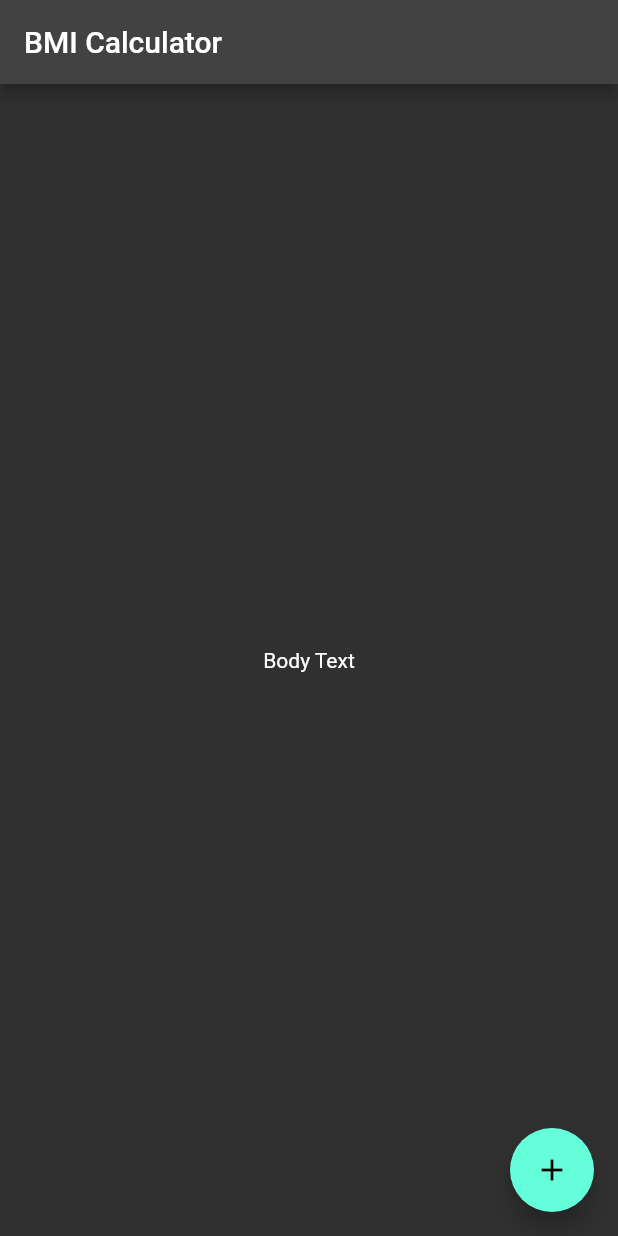
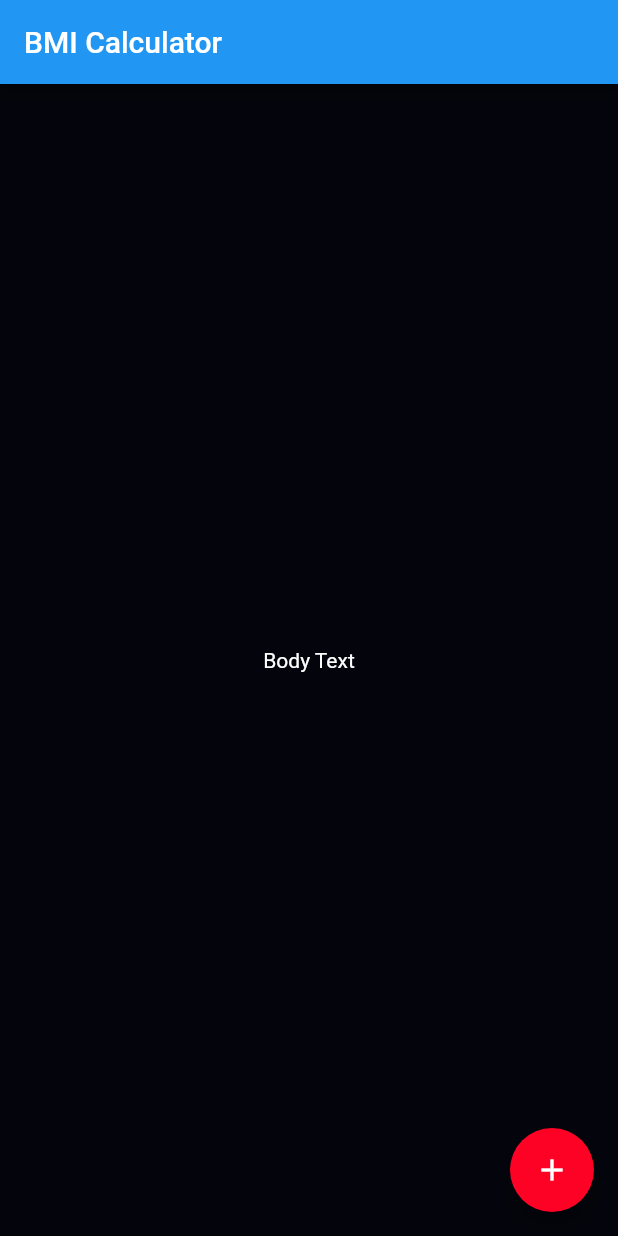
Before and after one commit to pravinkori/BMI-Calculator, a Flutter app: the screen it shows after launch, on a phone screen of 412 x 824 dp. Run offline on Flutter 3.47's test engine with Material 2 defaults, Android fonts, the phone set to English and light mode, and no system bars.

Commit message:
Setting up theme of the app.

```diff
--- /dev/null
+++ b/lib/input_page.dart
@@ -0,0 +1,25 @@
+import 'package:flutter/material.dart';
+
+class InputPage extends StatefulWidget {
+  @override
+  _InputPageState createState() => _InputPageState();
+}
+
+class _InputPageState extends State<InputPage> {
+  @override
+  Widget build(BuildContext context) {
+    return Scaffold(
+      appBar: AppBar(
+        title: const Text('BMI Calculator'),
+      ),
+      body: const Center(
+        child: Text('Body Text'),
+      ),
+      floatingActionButton: FloatingActionButton(
+        onPressed: () {},
+        tooltip: 'Increment',
+        child: const Icon(Icons.add),
+      ),
+    );
+  }
+}
--- a/lib/main.dart
+++ b/lib/main.dart
@@ -1,4 +1,5 @@
 import 'package:flutter/material.dart';
+import 'input_page.dart';
 
 void main() {
   runApp(const BMICalculator());
@@ -11,32 +12,17 @@ class BMICalculator extends StatelessWidget {
   @override
   Widget build(BuildContext context) {
     return MaterialApp(
-      theme: ThemeData.dark(),
+      theme: ThemeData().copyWith(
+        primaryColor: const Color(0xFF04040c),
+        scaffoldBackgroundColor: const Color(0xFF04040c),
+        colorScheme: ColorScheme.fromSwatch().copyWith(
+          secondary: const Color(0xFFfd0225),
+        ),
+        textTheme: const TextTheme(
+          bodyText1: TextStyle(color: Colors.white),
+        ),
+      ),
       home: InputPage(),
     );
   }
 }
-
-class InputPage extends StatefulWidget {
-  @override
-  _InputPageState createState() => _InputPageState();
-}
-
-class _InputPageState extends State<InputPage> {
-  @override
-  Widget build(BuildContext context) {
-    return Scaffold(
-      appBar: AppBar(
-        title: const Text('BMI Calculator'),
-      ),
-      body: const Center(
-        child: Text('Body Text'),
-      ),
-      floatingActionButton: FloatingActionButton(
-        onPressed: () {},
-        tooltip: 'Increment',
-        child: const Icon(Icons.add),
-      ), // This trailing comma makes auto-formatting nicer for build methods.
-    );
-  }
-}
```
Also changed, not shown: 1 other file.
